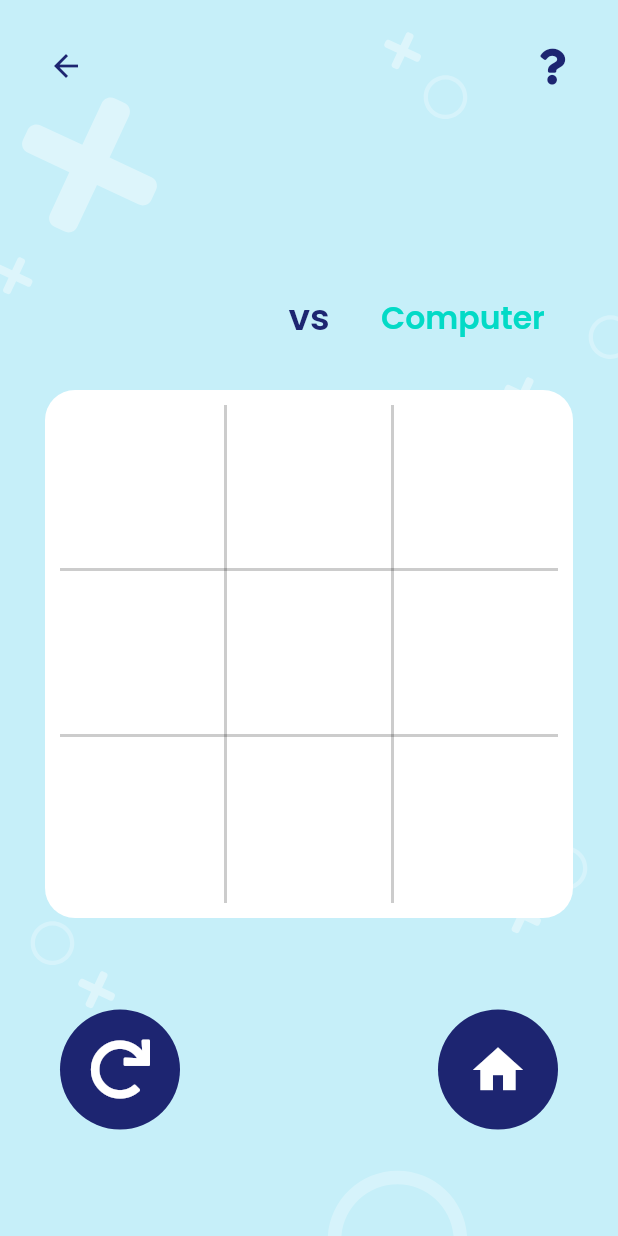
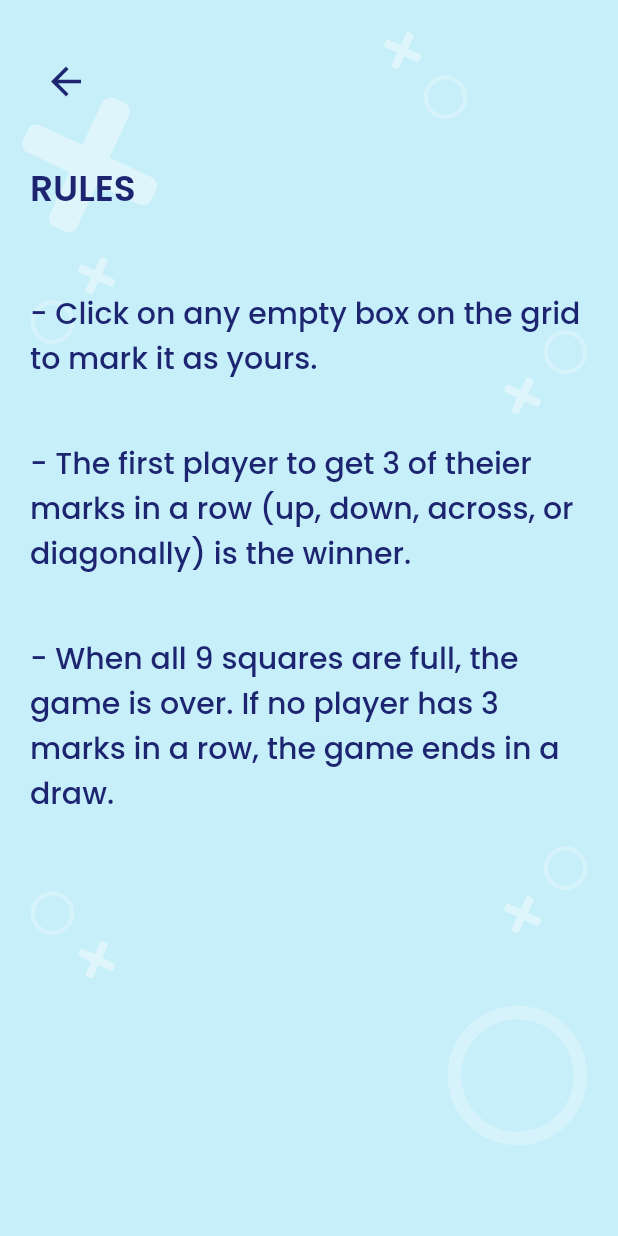
Before and after one commit to archrave/Tic-Tac-Toe-App, a Flutter app: the GameScreen screen opened by its route, after a tap on an icon or button, on a phone screen of 412 x 824 dp. Run offline on Flutter 3.47's test engine with Material 2 defaults, Android fonts, the phone set to English and light mode, and no system bars; our stand-ins replace flutter_svg, font_awesome_flutter, google_fonts, shared_preferences; accounts and stored records are empty; statements that could not run were skipped.

Commit message:
Created Rules Screen

```diff
--- a/lib/main.dart
+++ b/lib/main.dart
@@ -5,6 +5,8 @@ import 'package:flutter/services.dart';
 
 import 'package:google_fonts/google_fonts.dart';
 import 'package:shared_preferences/shared_preferences.dart';
+
+import './screens/rules_screen.dart';
 import './screens/game_screen.dart';
 import './screens/welcome_screen.dart';
 import './screens/name_screen.dart';
@@ -89,9 +91,9 @@ class MyApp extends StatelessWidget {
         // NameScreen.routeName: (ctx) => NameScreen(),
         // WelcomeScreen.routeName: (ctx) => WelcomeScreen(),
         GameScreen.routeName: (ctx) => const GameScreen(),
+        RulesScreen.routeName: (ctx) => const RulesScreen(),
       },
       debugShowCheckedModeBanner: false,
-      // home: NameScreen(),
     );
   }
 }
--- a/lib/screens/game_screen.dart
+++ b/lib/screens/game_screen.dart
@@ -9,6 +9,7 @@ import '../widgets/helper_widgets.dart';
 import '../widgets/griditem.dart';
 import '../widgets/gameover_menu.dart';
 import '../widgets/decoration.dart';
+import './rules_screen.dart';
 
 class GameScreen extends StatefulWidget {
   const GameScreen({Key? key}) : super(key: key);
@@ -263,7 +264,8 @@ class _GameScreenState extends State<GameScreen> {
                                 ),
                               ),
                               IconButton(
-                                onPressed: () {},
+                                onPressed: () => Navigator.pushNamed(
+                                    context, RulesScreen.routeName),
                                 icon: Icon(
                                   FontAwesomeIcons.question,
                                   color: Theme.of(context).primaryColor,
--- /dev/null
+++ b/lib/screens/rules_screen.dart
@@ -0,0 +1,71 @@
+import 'package:flutter/material.dart';
+import '../widgets/decoration.dart';
+
+class RulesScreen extends StatelessWidget {
+  const RulesScreen({Key? key}) : super(key: key);
+
+  static const routeName = '/rules-screen';
+
+  @override
+  Widget build(BuildContext context) {
+    return SafeArea(
+      child: Scaffold(
+        body: Stack(
+          children: [
+            ...XODecoration().decoratedItems,
+            Padding(
+              padding: const EdgeInsets.symmetric(horizontal: 20.0),
+              child: Column(
+                crossAxisAlignment: CrossAxisAlignment.start,
+                children: [
+                  Padding(
+                    padding: const EdgeInsets.only(top: 30),
+                    child: IconButton(
+                      onPressed: () => Navigator.of(context).pop(),
+                      icon: Icon(
+                        Icons.arrow_back,
+                        color: Theme.of(context).primaryColor,
+                        size: 30,
+                      ),
+                    ),
+                  ),
+                  const SizedBox(height: 30),
+                  Text(
+                    'RULES',
+                    style: Theme.of(context).primaryTextTheme.headline1,
+                  ),
+                  const SizedBox(height: 30),
+                  const RuleText(
+                      text:
+                          'Click on any empty box on the grid to mark it as yours.'),
+                  const RuleText(
+                      text:
+                          'The first player to get 3 of theier marks in a row (up, down, across, or diagonally) is the winner.'),
+                  const RuleText(
+                      text:
+                          'When all 9 squares are full, the game is over. If no player has 3 marks in a row, the game ends in a draw.'),
+                ],
+              ),
+            ),
+          ],
+        ),
+      ),
+    );
+  }
+}
+
+class RuleText extends StatelessWidget {
+  const RuleText({required this.text});
+
+  final String text;
+  @override
+  Widget build(BuildContext context) {
+    return Padding(
+      padding: const EdgeInsets.symmetric(vertical: 20),
+      child: Text(
+        '- $text',
+        style: Theme.of(context).primaryTextTheme.bodyText1,
+      ),
+    );
+  }
+}
--- a/lib/screens/welcome_screen.dart
+++ b/lib/screens/welcome_screen.dart
@@ -2,10 +2,11 @@ import 'package:flutter/material.dart';
 import 'package:google_fonts/google_fonts.dart';
 import 'package:font_awesome_flutter/font_awesome_flutter.dart';
 import 'package:flutter_svg/flutter_svg.dart';
+
 import '../widgets/decoration.dart';
-
 import '/screens/game_screen.dart';
 import '../widgets/helper_widgets.dart';
+import './rules_screen.dart';
 
 class WelcomeScreen extends StatefulWidget {
   static const routeName = '/welcome-screen';
@@ -168,7 +169,8 @@ class _WelcomeScreenState extends State<WelcomeScreen> {
                                       .primaryVariant,
                                 ),
                           ),
-                          onPressed: () {},
+                          onPressed: () => Navigator.pushNamed(
+                              context, RulesScreen.routeName),
                         ),
                         const SizedBox(height: 20),
                         CustomButton(
--- a/lib/widgets/gameover_menu.dart
+++ b/lib/widgets/gameover_menu.dart
@@ -1,7 +1,9 @@
 import 'package:flutter/cupertino.dart';
 import 'package:flutter/material.dart';
+import 'package:font_awesome_flutter/font_awesome_flutter.dart';
+
+import '../screens/rules_screen.dart';
 import './helper_widgets.dart';
-import 'package:font_awesome_flutter/font_awesome_flutter.dart';
 
 class GameOverMenu extends StatelessWidget {
   const GameOverMenu({
@@ -69,20 +71,9 @@ class GameOverMenu extends StatelessWidget {
                       size: 80,
                     ),
                     DarkIconButton(
-                      onPressed: () {},
-                      icon: FittedBox(
-                        fit: BoxFit.cover,
-                        child: Text(
-                          '?',
-                          style: Theme.of(context)
-                              .primaryTextTheme
-                              .headline1!
-                              .copyWith(
-                                fontSize: 40,
-                                color: Colors.white,
-                              ),
-                        ),
-                      ),
+                      onPressed: () => Navigator.of(context)
+                          .pushNamed(RulesScreen.routeName),
+                      icon: const Icon(FontAwesomeIcons.question),
                       size: 80,
                     ),
                   ],
```
